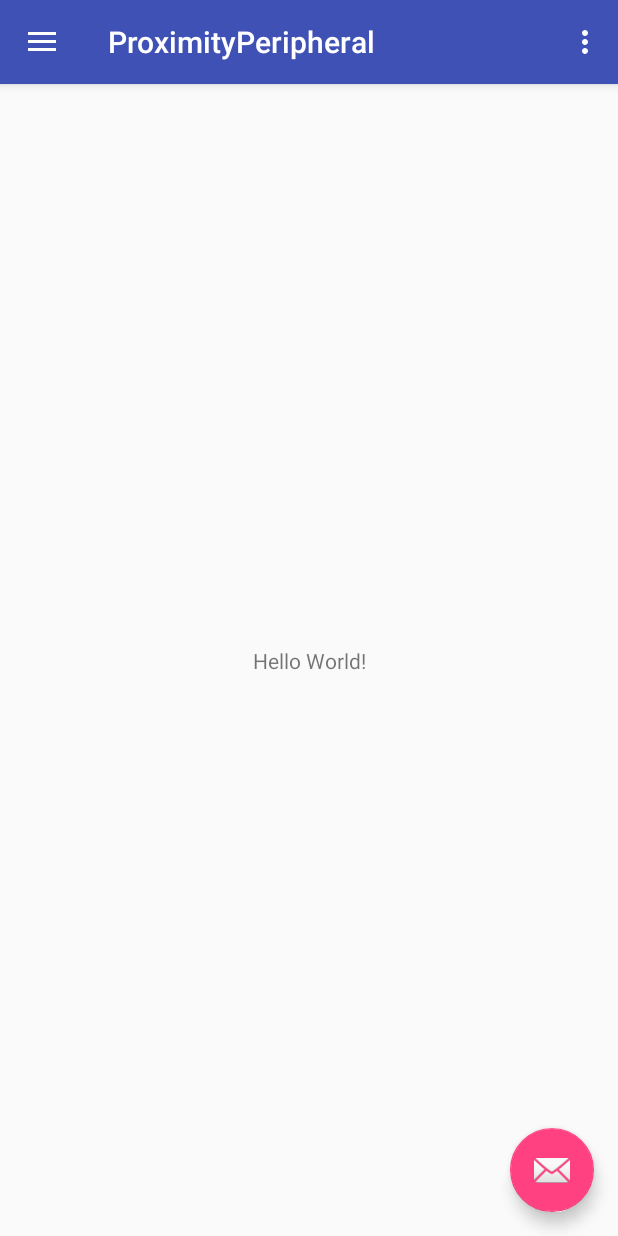
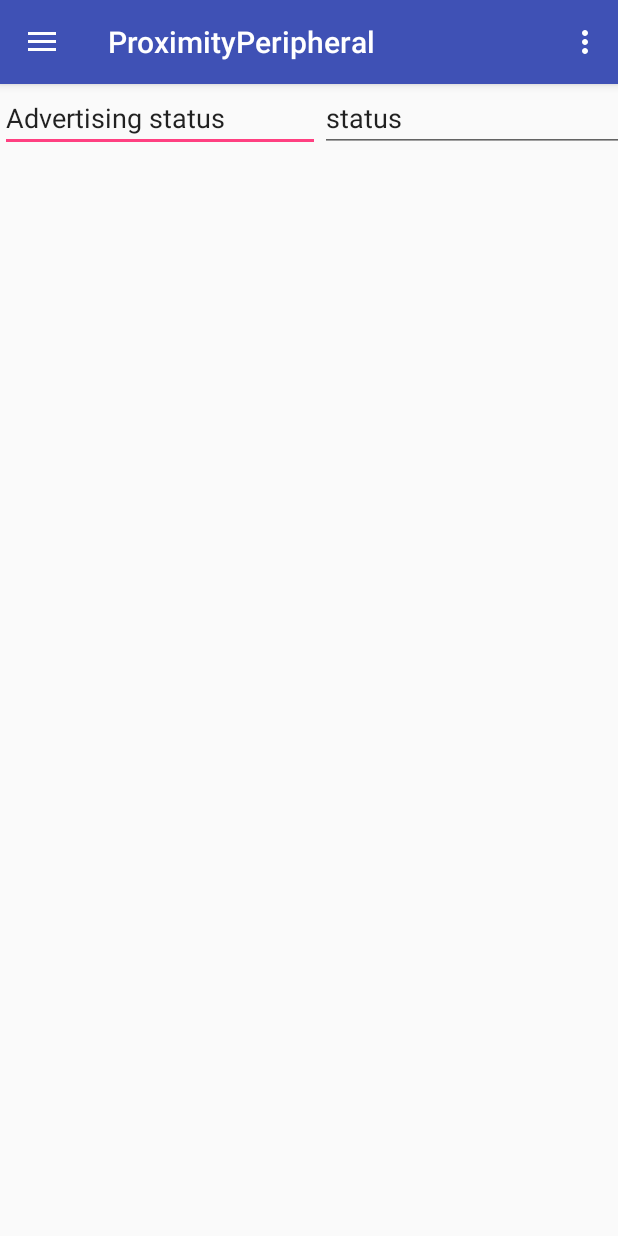
Before and after one commit to aryeko/BleProximityPeripheral, an Android app: the screen it shows after launch (MainActivity), in the side drawer, after a tap on "Slideshow", on a phone screen of 412 x 824 dp. Run offline under Robolectric (Android 15) with nearby library versions, the phone set to English and light mode, and no system bars.

Commit message:
Refactoring to separate components

```diff
--- /dev/null
+++ b/app/src/main/java/com/kogan/arye/proximityperipheral/BlePeripheral.kt
@@ -0,0 +1,127 @@
+package com.kogan.arye.proximityperipheral
+
+import android.bluetooth.*
+import android.bluetooth.le.AdvertiseCallback
+import android.bluetooth.le.AdvertiseSettings
+import android.content.Context
+import android.util.Log
+import com.kogan.arye.proximityperipheral.GattServices.IGattService
+
+/**
+ * Created by aryekoga on 4/3/2018.
+ */
+class BlePeripheral(val context: Context,
+                    val mBluetoothAdapter: BluetoothAdapter,
+                    val mBluetoothManager: BluetoothManager) {
+
+    private var mGattServicesList : MutableList<IGattService> = mutableListOf()
+    private var mGattServer: BluetoothGattServer
+    private val mServerCallback: BluetoothGattServerCallback
+    private var mCurrentlyAdvertising : Boolean
+
+    init {
+        mServerCallback = PeripheralGattServerCallback()
+        mGattServer = mBluetoothManager.openGattServer(
+                context,
+                mServerCallback
+        )
+        mCurrentlyAdvertising = false
+    }
+
+    fun addGattService(gattService: IGattService) {
+        mGattServicesList.add(gattService)
+    }
+
+    fun addGattServices(gattServices : MutableList<IGattService>){
+        mGattServicesList.addAll(gattServices)
+    }
+
+    fun startAdvertising(){
+        mGattServicesList.forEach({s ->
+            Log.d(this::class.simpleName, "Start advertising for service: $s")
+            mBluetoothAdapter.bluetoothLeAdvertiser.startAdvertising(s.advertiseSettings, s.advertiseData, s.scanResponse, mAdvCallback)})
+
+        mCurrentlyAdvertising = true
+    }
+
+    fun stopAdvertising(){
+        Log.d(this::class.simpleName, "Stop advertising")
+        mBluetoothAdapter.bluetoothLeAdvertiser.stopAdvertising(mAdvCallback)
+    }
+
+    private val mAdvCallback = object : AdvertiseCallback() {
+        override fun onStartFailure(errorCode: Int) {
+            super.onStartFailure(errorCode)
+
+            when(errorCode){
+                ADVERTISE_FAILED_ALREADY_STARTED -> Log.d(this::class.simpleName, "Start advertising failed with the error [ADVERTISE_FAILED_ALREADY_STARTED]")
+                ADVERTISE_FAILED_DATA_TOO_LARGE -> Log.d(this::class.simpleName, "Start advertising failed with the error [ADVERTISE_FAILED_DATA_TOO_LARGE]")
+                ADVERTISE_FAILED_FEATURE_UNSUPPORTED -> Log.d(this::class.simpleName, "Start advertising failed with the error [ADVERTISE_FAILED_FEATURE_UNSUPPORTED]")
+                ADVERTISE_FAILED_INTERNAL_ERROR -> Log.d(this::class.simpleName, "Start advertising failed with the error [ADVERTISE_FAILED_INTERNAL_ERROR]")
+                ADVERTISE_FAILED_TOO_MANY_ADVERTISERS -> Log.d(this::class.simpleName, "Start advertising failed with the error [ADVERTISE_FAILED_TOO_MANY_ADVERTISERS]")
+            }
+        }
+
+        override fun onStartSuccess(settingsInEffect: AdvertiseSettings?) {
+            super.onStartSuccess(settingsInEffect)
+            Log.d(this::class.simpleName, "Successfully started to advertise with the following settings: $settingsInEffect")
+        }
+    }
+
+    inner class PeripheralGattServerCallback : BluetoothGattServerCallback() {
+        override fun onCharacteristicReadRequest(device: BluetoothDevice?, requestId: Int, offset: Int, characteristic: BluetoothGattCharacteristic?) {
+            super.onCharacteristicReadRequest(device, requestId, offset, characteristic)
+            Log.d(this::class.simpleName, "onCharacteristicReadRequest - device=$device, requestId=$requestId, offset=$offset, characteristic=$characteristic")
+        }
+
+        override fun onCharacteristicWriteRequest(device: BluetoothDevice?, requestId: Int, characteristic: BluetoothGattCharacteristic?, preparedWrite: Boolean, responseNeeded: Boolean, offset: Int, value: ByteArray?) {
+            super.onCharacteristicWriteRequest(device, requestId, characteristic, preparedWrite, responseNeeded, offset, value)
+            Log.d(this::class.simpleName, "onCharacteristicWriteRequest - device=$device, requestId=$requestId, characteristic=$characteristic, preparedWrite=$preparedWrite, responseNeeded=$responseNeeded, offset=$offset, value=$value")
+        }
+
+        override fun onConnectionStateChange(device: BluetoothDevice?, status: Int, newState: Int) {
+            super.onConnectionStateChange(device, status, newState)
+            Log.d(this::class.simpleName, "onConnectionStateChange")
+        }
+
+        override fun onDescriptorReadRequest(device: BluetoothDevice?, requestId: Int, offset: Int, descriptor: BluetoothGattDescriptor?) {
+            super.onDescriptorReadRequest(device, requestId, offset, descriptor)
+            Log.d(this::class.simpleName, "onDescriptorReadRequest")
+        }
+
+        override fun onDescriptorWriteRequest(device: BluetoothDevice?, requestId: Int, descriptor: BluetoothGattDescriptor?, preparedWrite: Boolean, responseNeeded: Boolean, offset: Int, value: ByteArray?) {
+            super.onDescriptorWriteRequest(device, requestId, descriptor, preparedWrite, responseNeeded, offset, value)
+            Log.d(this::class.simpleName, "onDescriptorWriteRequest")
+        }
+
+        override fun onExecuteWrite(device: BluetoothDevice?, requestId: Int, execute: Boolean) {
+            super.onExecuteWrite(device, requestId, execute)
+            Log.d(this::class.simpleName, "onExecuteWrite")
+        }
+
+        override fun onMtuChanged(device: BluetoothDevice?, mtu: Int) {
+            super.onMtuChanged(device, mtu)
+            Log.d(this::class.simpleName, "onMtuChanged")
+        }
+
+        override fun onNotificationSent(device: BluetoothDevice?, status: Int) {
+            super.onNotificationSent(device, status)
+            Log.d(this::class.simpleName, "onNotificationSent")
+        }
+
+        override fun onPhyRead(device: BluetoothDevice?, txPhy: Int, rxPhy: Int, status: Int) {
+            super.onPhyRead(device, txPhy, rxPhy, status)
+            Log.d(this::class.simpleName, "onPhyRead")
+        }
+
+        override fun onPhyUpdate(device: BluetoothDevice?, txPhy: Int, rxPhy: Int, status: Int) {
+            super.onPhyUpdate(device, txPhy, rxPhy, status)
+            Log.d(this::class.simpleName, "onPhyUpdate")
+        }
+
+        override fun onServiceAdded(status: Int, service: BluetoothGattService?) {
+            super.onServiceAdded(status, service)
+            Log.d(this::class.simpleName, "onServiceAdded - status=$status, service=$service")
+        }
+    }
+}
--- /dev/null
+++ b/app/src/main/java/com/kogan/arye/proximityperipheral/GattServices/IGattService.kt
@@ -0,0 +1,18 @@
+package com.kogan.arye.proximityperipheral.GattServices
+
+import android.bluetooth.BluetoothGattService
+import android.bluetooth.le.AdvertiseData
+import android.bluetooth.le.AdvertiseSettings
+import android.os.ParcelUuid
+
+/**
+ * Created by aryekoga on 4/3/2018.
+ */
+interface IGattService {
+    val serviceUUID: ParcelUuid
+    val advertiseSettings: AdvertiseSettings
+    val advertiseData: AdvertiseData
+    val scanResponse: AdvertiseData
+
+    fun getBluetoothGattService() : BluetoothGattService
+}
--- a/app/src/main/java/com/kogan/arye/proximityperipheral/MainActivity.kt
+++ b/app/src/main/java/com/kogan/arye/proximityperipheral/MainActivity.kt
@@ -6,7 +6,6 @@ import android.bluetooth.BluetoothManager
 import android.content.Context
 import android.content.Intent
 import android.os.Bundle
-import android.support.design.widget.Snackbar
 import android.support.design.widget.NavigationView
 import android.support.v4.view.GravityCompat
 import android.support.v7.app.ActionBarDrawerToggle
@@ -18,20 +17,14 @@ import kotlinx.android.synthetic.main.activity_main.*
 import kotlinx.android.synthetic.main.app_bar_main.*
 
 class MainActivity : AppCompatActivity(), NavigationView.OnNavigationItemSelectedListener {
-    private lateinit var mBluetoothAdapter : BluetoothAdapter
 
     private val REQUEST_ENABLE_BT: Int = 1
-    private val TAG: String = "ProximityPeripheral"
+    private var mBlePeripheral : BlePeripheral? = null
 
     override fun onCreate(savedInstanceState: Bundle?) {
         super.onCreate(savedInstanceState)
         setContentView(R.layout.activity_main)
         setSupportActionBar(toolbar)
-
-        fab.setOnClickListener { view ->
-            Snackbar.make(view, "Replace with your own action", Snackbar.LENGTH_LONG)
-                    .setAction("Action", null).show()
-        }
 
         val toggle = ActionBarDrawerToggle(
                 this, drawer_layout, toolbar, R.string.navigation_drawer_open, R.string.navigation_drawer_close)
@@ -41,12 +34,14 @@ class MainActivity : AppCompatActivity(), NavigationView.OnNavigationItemSelecte
         nav_view.setNavigationItemSelectedListener(this)
 
         val bluetoothManager = getSystemService(Context.BLUETOOTH_SERVICE) as BluetoothManager
-        mBluetoothAdapter = bluetoothManager.adapter
+        val bluetoothAdapter = bluetoothManager.adapter
 
-        if(!mBluetoothAdapter.isEnabled){
+        if(!bluetoothAdapter.isEnabled){
             val enableBtIntent = Intent(BluetoothAdapter.ACTION_REQUEST_ENABLE)
             startActivityForResult(enableBtIntent, REQUEST_ENABLE_BT)
         }
+
+        mBlePeripheral = BlePeripheral(this, bluetoothAdapter, bluetoothManager)
     }
 
     override fun onActivityResult(requestCode: Int, resultCode: Int, data: Intent?) {
@@ -54,13 +49,20 @@ class MainActivity : AppCompatActivity(), NavigationView.OnNavigationItemSelecte
 
         if(requestCode == REQUEST_ENABLE_BT && resultCode != Activity.RESULT_OK)
         {
-            Log.e(TAG, "Bluetooth is not enabled")
+            Log.e(this::class.simpleName, "Bluetooth is not enabled")
             //TODO: Wait for bluetooth to be enabled
         }
     }
 
     override fun onStart() {
         super.onStart()
+
+
+    }
+
+    override fun onStop() {
+        super.onStop()
+        //Reduced power on background
     }
 
     override fun onBackPressed() {
@@ -90,11 +92,11 @@ class MainActivity : AppCompatActivity(), NavigationView.OnNavigationItemSelecte
     override fun onNavigationItemSelected(item: MenuItem): Boolean {
         // Handle navigation view item clicks here.
         when (item.itemId) {
-            R.id.nav_camera -> {
-                // Handle the camera action
+            R.id.nav_startAdv -> {
+                mBlePeripheral?.startAdvertising()
             }
-            R.id.nav_gallery -> {
-
+            R.id.nav_stopAdv -> {
+                mBlePeripheral?.stopAdvertising()
             }
             R.id.nav_slideshow -> {
 
@@ -113,4 +115,7 @@ class MainActivity : AppCompatActivity(), NavigationView.OnNavigationItemSelecte
         drawer_layout.closeDrawer(GravityCompat.START)
         return true
     }
+
+
+
 }
--- a/app/src/main/res/layout/app_bar_main.xml
+++ b/app/src/main/res/layout/app_bar_main.xml
@@ -22,12 +22,4 @@
 
     <include layout="@layout/content_main" />
 
-    <android.support.design.widget.FloatingActionButton
-        android:id="@+id/fab"
-        android:layout_width="wrap_content"
-        android:layout_height="wrap_content"
-        android:layout_gravity="bottom|end"
-        android:layout_margin="@dimen/fab_margin"
-        app:srcCompat="@android:drawable/ic_dialog_email" />
-
 </android.support.design.widget.CoordinatorLayout>
--- a/app/src/main/res/layout/content_main.xml
+++ b/app/src/main/res/layout/content_main.xml
@@ -8,13 +8,24 @@
     tools:context="com.kogan.arye.proximityperipheral.MainActivity"
     tools:showIn="@layout/app_bar_main">
 
-    <TextView
-        android:layout_width="wrap_content"
-        android:layout_height="wrap_content"
-        android:text="Hello World!"
-        app:layout_constraintBottom_toBottomOf="parent"
-        app:layout_constraintLeft_toLeftOf="parent"
-        app:layout_constraintRight_toRightOf="parent"
-        app:layout_constraintTop_toTopOf="parent" />
+    <GridLayout
+        android:layout_width="match_parent"
+        android:layout_height="match_parent">
 
+        <EditText
+            android:id="@+id/advertisingStatusLbl"
+            android:layout_width="wrap_content"
+            android:layout_height="wrap_content"
+            android:ems="10"
+            android:inputType="textPersonName"
+            android:text="Advertising status" />
+
+        <EditText
+            android:id="@+id/advertisingStatusTxt"
+            android:layout_width="wrap_content"
+            android:layout_height="wrap_content"
+            android:ems="10"
+            android:inputType="textPersonName"
+            android:text="status" />
+    </GridLayout>
 </android.support.constraint.ConstraintLayout>
--- a/app/src/main/res/menu/activity_main_drawer.xml
+++ b/app/src/main/res/menu/activity_main_drawer.xml
@@ -5,13 +5,13 @@
 
     <group android:checkableBehavior="single">
         <item
-            android:id="@+id/nav_camera"
+            android:id="@+id/nav_startAdv"
             android:icon="@drawable/ic_menu_camera"
-            android:title="Import" />
+            android:title="Start advertising" />
         <item
-            android:id="@+id/nav_gallery"
+            android:id="@+id/nav_stopAdv"
             android:icon="@drawable/ic_menu_gallery"
-            android:title="Gallery" />
+            android:title="Stop advertising" />
         <item
             android:id="@+id/nav_slideshow"
             android:icon="@drawable/ic_menu_slideshow"
```
Also changed, not shown: app/src/main/java/com/kogan/arye/proximityperipheral/GattServices/ProximityGattService.kt (added, +41 -0 lines).
